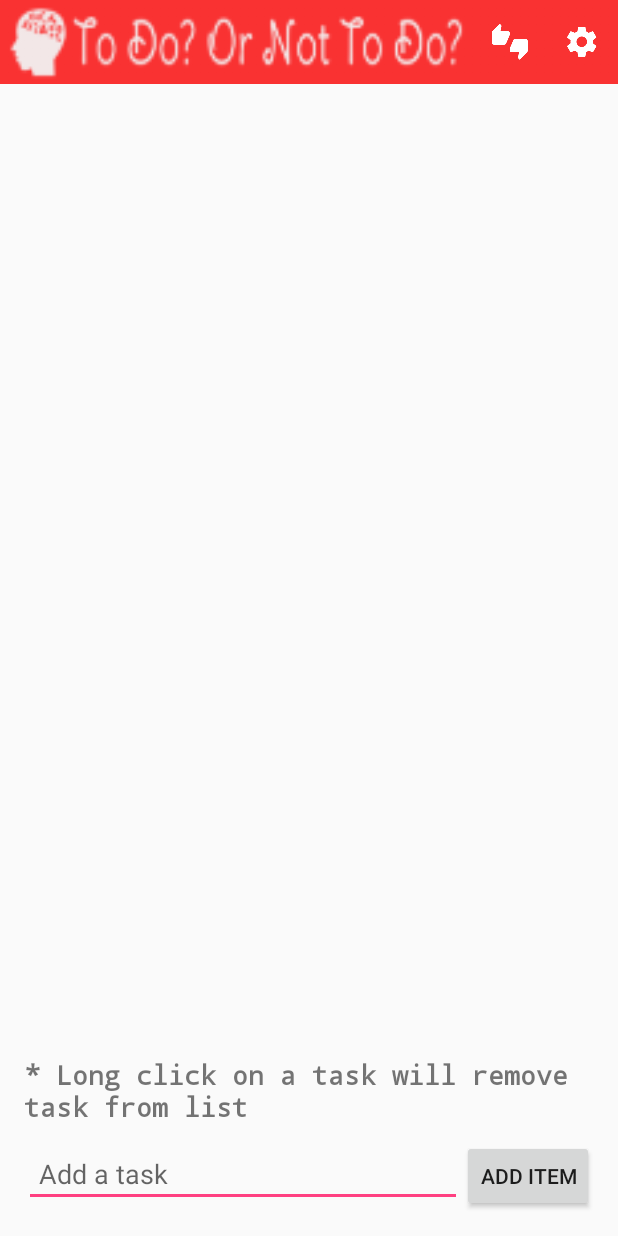
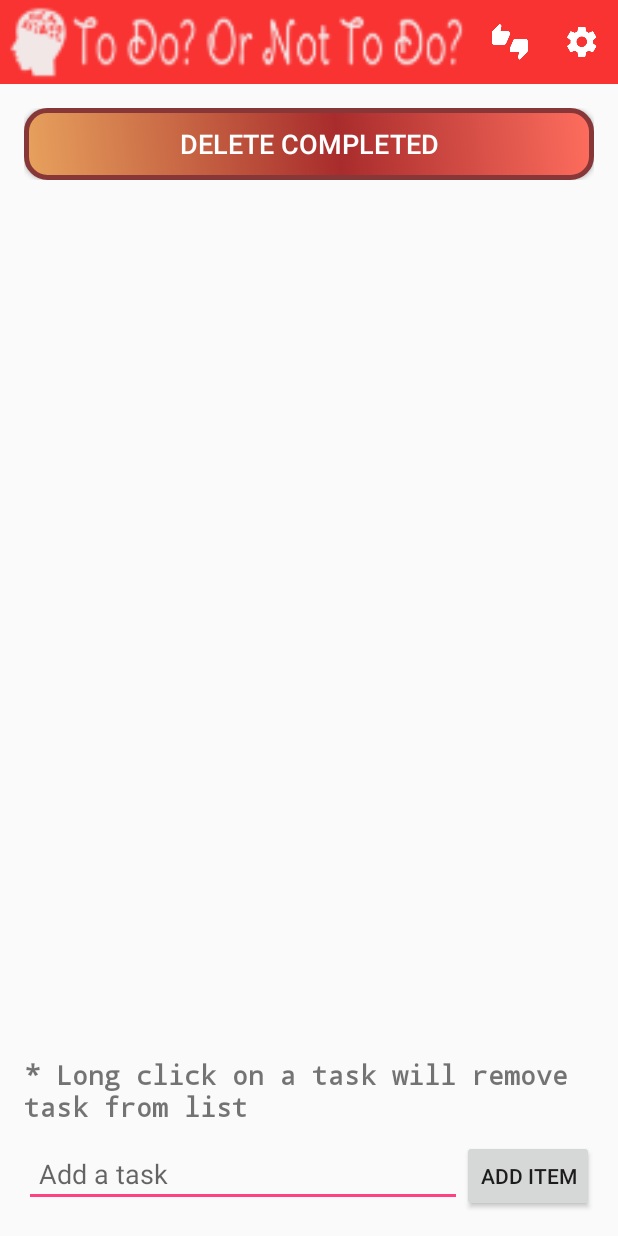
Before and after one commit to yoavgray/todo-prework, an Android app: the screen it shows after launch (MainActivity), on a phone screen of 412 x 824 dp. Run offline under Robolectric (Android 15) with nearby library versions, the phone set to English and light mode, and no system bars.

Commit message:
Added 'Delete Completed' function

```diff
--- a/app/src/main/java/com/prework/mytodoapp/todoornottodo/ListItemDataSource.java
+++ b/app/src/main/java/com/prework/mytodoapp/todoornottodo/ListItemDataSource.java
@@ -58,6 +58,12 @@ public class ListItemDataSource {
                 + " = " + id, null);
     }
 
+    public List<ListItem> deleteCompleted() {
+        database.delete(DatabaseHelper.TABLE_NAME, DatabaseHelper.COLUMN_IS_CHECKED
+                + " = " + 1, null);
+        return getAllItems();
+    }
+
     public int updateListItem(int changeParam, long id, int priority, String task, boolean isChecked) {
         SQLiteDatabase db = dbHelper.getWritableDatabase();
         ContentValues  contentValues = new ContentValues();
--- a/app/src/main/java/com/prework/mytodoapp/todoornottodo/TodoItemAdapter.java
+++ b/app/src/main/java/com/prework/mytodoapp/todoornottodo/TodoItemAdapter.java
@@ -34,6 +34,11 @@ public class TodoItemAdapter extends ArrayAdapter<ListItem> {
         this.layoutResourceId = layoutResourceId;
         this.context = context;
         this.data = data;
+    }
+
+    @Override
+    public ListItem getItem(int position) {
+        return data.get(position);
     }
 
     @Override
--- /dev/null
+++ b/app/src/main/res/drawable/button_shape.xml
@@ -0,0 +1,18 @@
+<?xml version="1.0" encoding="utf-8"?>
+<shape xmlns:android="http://schemas.android.com/apk/res/android" android:shape="rectangle" >
+    <corners
+        android:radius="14dp"
+        />
+    <gradient
+        android:angle="45"
+        android:centerX="55%"
+        android:centerColor="#A82C2C"
+        android:startColor="#E8A25D"
+        android:endColor="#FF6E5E"
+        android:type="linear"
+        />
+    <stroke
+        android:width="3dp"
+        android:color="#873737"
+        />
+</shape>
--- a/app/src/main/res/layout/activity_main.xml
+++ b/app/src/main/res/layout/activity_main.xml
@@ -10,6 +10,21 @@
     android:orientation="vertical"
     android:weightSum="100"
     tools:context="com.prework.mytodoapp.todoornottodo.MainActivity">
+
+    <LinearLayout
+        android:orientation="horizontal"
+        android:layout_width="match_parent"
+        android:layout_height="wrap_content"
+        android:paddingBottom="5dp">
+        <Button
+            android:id="@+id/btDeleteCompleted"
+            android:text="@string/delete_completed"
+            android:textColor="#FFFFFF"
+            android:textSize="18sp"
+            android:layout_width="match_parent"
+            android:layout_height="wrap_content"
+            android:background="@drawable/button_shape"/>
+    </LinearLayout>
 
     <ListView
         android:layout_width="match_parent"
--- a/app/src/main/res/values/strings.xml
+++ b/app/src/main/res/values/strings.xml
@@ -21,6 +21,7 @@
     <string name="long_click">* Long click on a task will remove task from list</string>
     <string name="task_empty">Task is empty!</string>
     <string name="uncheck_task">Uncheck \'Complete\' checkbox to edit task</string>
+    <string name="delete_completed">Delete Completed</string>
 
 
     <string-array name="priority_array">
```
Also changed, not shown: app/src/main/java/com/prework/mytodoapp/todoornottodo/MainActivity.java (+18 -17 lines), 2 other files.
